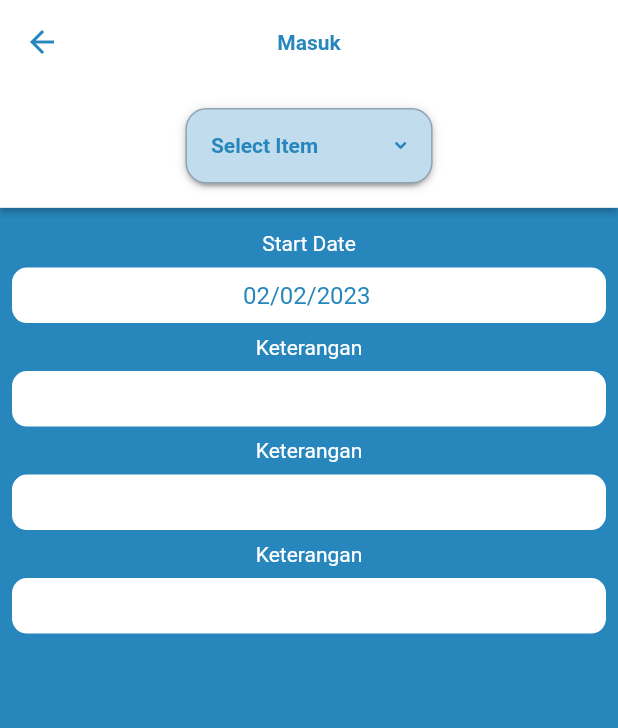
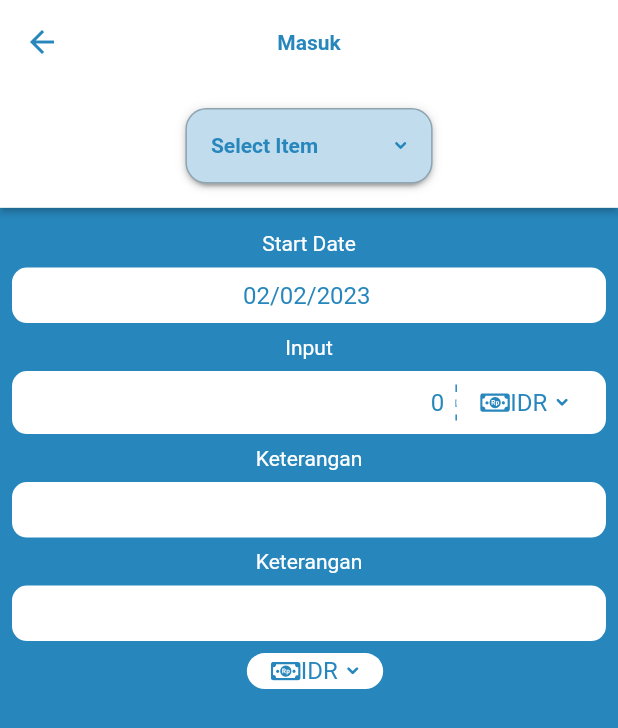
Before and after one commit to imaldi/app_keuangan, a Flutter app: the MasukScreen screen opened by its route, on a phone screen of 412 x 824 dp. Shown: the top 728 px of the screen. Run offline on Flutter 3.47's test engine with Material 2 defaults, Android fonts, the phone set to English and light mode, and no system bars; drawn by our look-alikes of dropdown_button2; our stand-ins replace auto_route, bloc, dartz, dotted_decoration, equatable, flutter_svg and 3 more.

Commit message:
done untill input text form field

```diff
--- a/lib/presentation/screens/masuk_screen.dart
+++ b/lib/presentation/screens/masuk_screen.dart
@@ -2,6 +2,7 @@ import 'package:app_keuangan/core/media_query/media_query_helpers.dart';
 import 'package:app_keuangan/core/resources/const/numbers/sizes.dart';
 import 'package:app_keuangan/core/resources/const/path/svg_icon_path.dart';
 import 'package:app_keuangan/presentation/widgets/container/rounded_container.dart';
+import 'package:app_keuangan/presentation/widgets/main_currency_dropdown/main_currency_dropdown.dart';
 import 'package:app_keuangan/presentation/widgets/text/custom_text.dart';
 import 'package:flutter/material.dart';
 import 'package:dropdown_button2/dropdown_button2.dart';
@@ -31,6 +32,7 @@ class _MasukScreenState extends State<MasukScreen> {
   ];
   String? selectedValue;
   var tanggalController = TextEditingController(text: DateFormat("dd/MM/yyyy").format(DateTime.now()).toString());
+  var inputController = TextEditingController();
   @override
   Widget build(BuildContext context) {
     return Scaffold(
@@ -138,12 +140,27 @@ class _MasukScreenState extends State<MasukScreen> {
                   ),
                 )),
             const CustomText(
-              "Keterangan",
+              "Input",
               color: Colors.white,
             ),
-            const RoundedContainer(
+            RoundedContainer(
                 margin: const EdgeInsets.all(sizeNormal),
-                child: NoUnderlineTextFormField()),
+                child: Row(
+                  children: [
+                    Expanded(
+                      child: NoUnderlineTextFormField(
+                        style: const TextStyle(color: primaryColor),
+                        decoration: InputDecoration(
+                            hintStyle: const TextStyle(color: primaryColor),
+                            hintText: "0",
+                        ),
+                        keyboardType: TextInputType.number,
+                        textAlign: TextAlign.right,
+                        controller: inputController,),
+                    ),
+                    MainCurrencyDropdown(),
+                  ],
+                )),
             const CustomText(
               "Keterangan",
               color: Colors.white,
@@ -158,6 +175,8 @@ class _MasukScreenState extends State<MasukScreen> {
             const RoundedContainer(
                 margin: const EdgeInsets.all(sizeNormal),
                 child: NoUnderlineTextFormField()),
+
+            const MainCurrencyDropdown(),
           ],
         ),
       ),
--- /dev/null
+++ b/lib/presentation/widgets/main_currency_dropdown/main_currency_dropdown.dart
@@ -0,0 +1,107 @@
+import 'package:app_keuangan/core/resources/const/colors/colors.dart';
+import 'package:app_keuangan/core/resources/const/path/svg_icon_path.dart';
+import 'package:app_keuangan/presentation/widgets/text/custom_text.dart';
+import 'package:dotted_decoration/dotted_decoration.dart';
+import 'package:dropdown_button2/dropdown_button2.dart';
+import 'package:flutter/material.dart';
+import 'package:flutter_svg/flutter_svg.dart';
+
+import '../../../core/resources/const/numbers/sizes.dart';
+
+enum Currency {
+  IDR,
+  USD,
+  EUR,
+  SGD
+}
+class MainCurrencyDropdown extends StatefulWidget {
+  const MainCurrencyDropdown({Key? key}) : super(key: key);
+
+  @override
+  _MainCurrencyDropdownState createState() => _MainCurrencyDropdownState();
+}
+
+class _MainCurrencyDropdownState extends State<MainCurrencyDropdown> {
+  var selectedValue = Currency.IDR;
+  var items =
+  [
+    {
+      "text": "IDR",
+      "value": Currency.IDR,
+      "icon": iconRupiahPath,
+    },
+    {
+      "text": "USD",
+      "value": Currency.USD,
+      "icon": iconDollarPath,
+    },
+    {
+      "text": "EUR",
+      "value": Currency.EUR,
+      "icon": iconEuroPath,
+    },
+    {
+      "text": "SGD",
+      "value": Currency.SGD,
+      "icon": iconSingaporeDollarPath,
+    },
+  ];
+
+
+  @override
+  Widget build(BuildContext context) {
+    return Container(
+      margin: const EdgeInsets.only(left: sizeNormal),
+      decoration: DottedDecoration(
+        color: primaryColor,
+        strokeWidth: 1,
+        linePosition: LinePosition.left,
+      ),
+      child: DropdownButtonHideUnderline(
+        child: DropdownButton2(
+          isDense: true,
+          items: items
+              .map((item) => DropdownMenuItem<Currency>(
+            value: item["value"] as Currency,
+            child: DropdownMenuItem(value: item["value"] as Currency,child: Row(children: [
+              SvgPicture.asset(item["icon"].toString()),
+              CustomText("${item["text"]}",color: primaryColor,),
+            ],),
+            ),
+          ))
+              .toList(),
+          value: selectedValue,
+          onChanged: (value) {
+            setState(() {
+              selectedValue = value ?? Currency.IDR;
+            });
+          },
+          icon: SvgPicture.asset(iconDropdownPath),
+          iconSize: sizeMedium,
+          iconEnabledColor: Colors.white,
+          iconDisabledColor: Colors.grey,
+          buttonPadding: const EdgeInsets.only(
+              left: sizeMedium, right: sizeMedium),
+          buttonDecoration: BoxDecoration(
+            borderRadius: BorderRadius.circular(14),
+            color: Colors.white,
+          ),
+          itemHeight: 40,
+          itemPadding: const EdgeInsets.only(left: 14, right: 14),
+          dropdownMaxHeight: 200,
+          dropdownWidth: 100,
+          dropdownPadding: null,
+          dropdownDecoration: BoxDecoration(
+            borderRadius: BorderRadius.circular(14),
+            color: Colors.white,
+          ),
+          dropdownElevation: 8,
+          scrollbarRadius: const Radius.circular(40),
+          scrollbarThickness: 6,
+          scrollbarAlwaysShow: true,
+          offset: const Offset(0, 0),
+        ),
+      ),
+    );
+  }
+}
--- a/pubspec.yaml
+++ b/pubspec.yaml
@@ -44,6 +44,8 @@ dependencies:
   json_serializable: ^6.6.0
   http: ^0.13.5
   internet_connection_checker: ^1.0.0+1
+  dotted_border: ^2.0.0+3
+  dotted_decoration: ^2.0.0
 
 
   # The following adds the Cupertino Icons font to your application.
```
Also changed, not shown: pubspec.lock.
